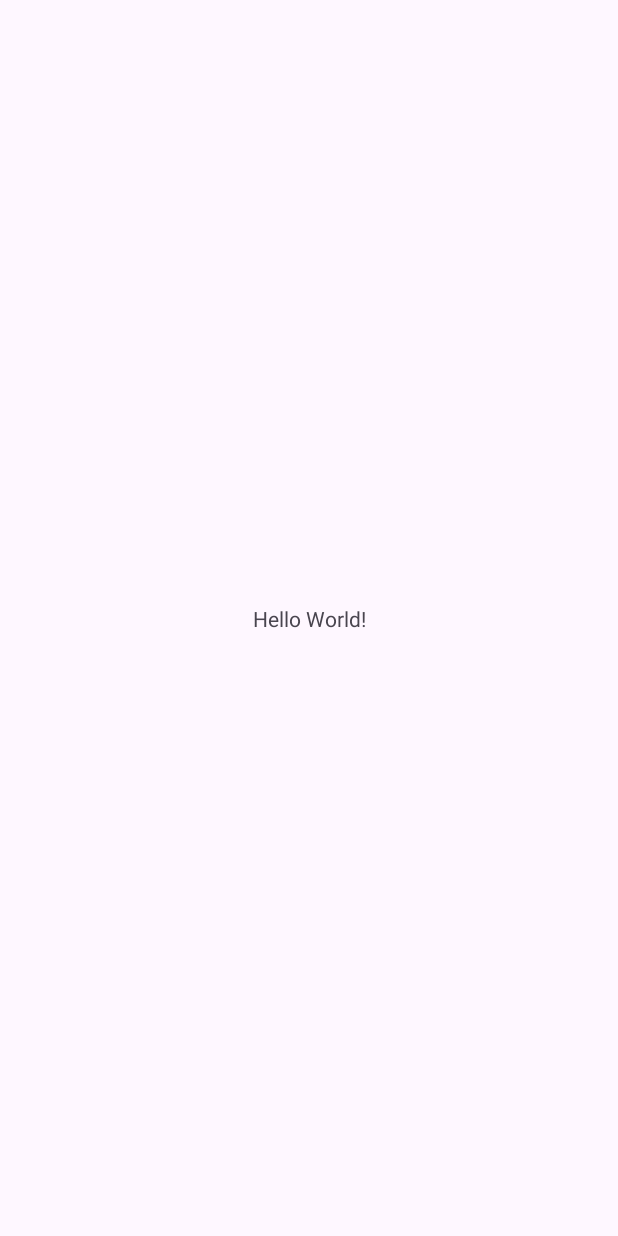
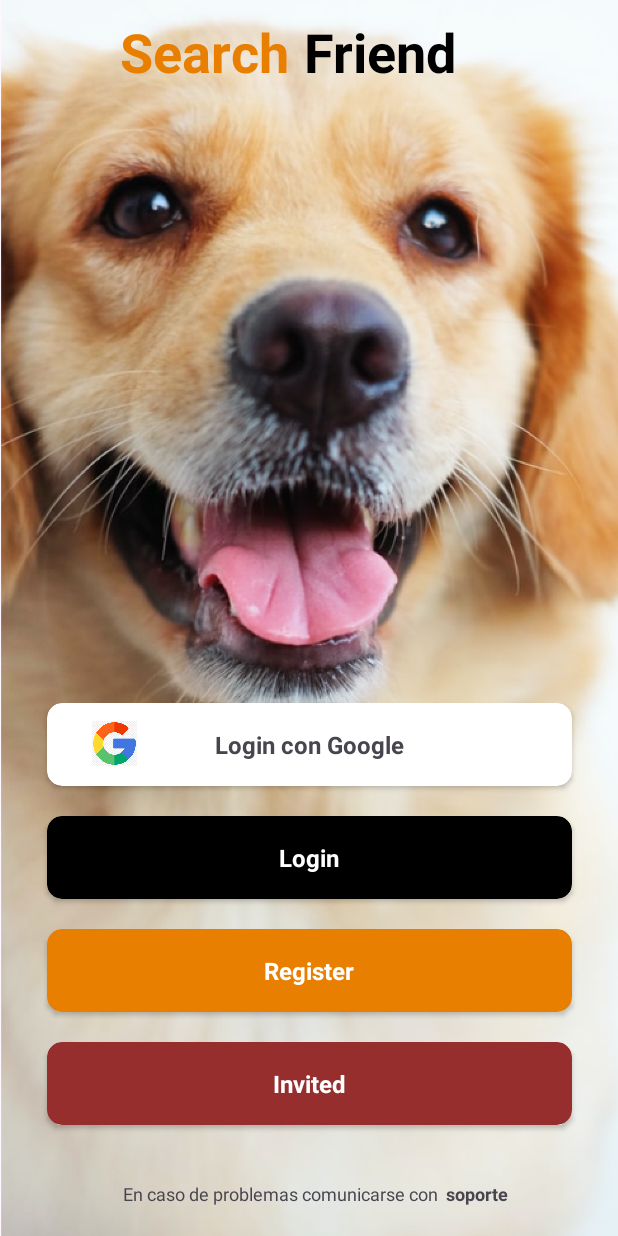
Before and after one commit to ricardosr4/DogsApp, an Android app: the screen it shows after launch (MainActivity before the commit, PreLoginActivity after it), on a phone screen of 412 x 824 dp. Before the commit the screen is almost empty. Run offline under Robolectric (Android 15) with nearby library versions, the phone set to English and light mode, and no system bars.

Commit message:
creacion xml pre login

```diff
--- a/app/src/main/AndroidManifest.xml
+++ b/app/src/main/AndroidManifest.xml
@@ -14,6 +14,9 @@
         tools:targetApi="31">
         <activity
             android:name=".MainActivity"
+            android:exported="false" />
+        <activity
+            android:name=".ui.PreLoginActivity"
             android:exported="true">
             <intent-filter>
                 <action android:name="android.intent.action.MAIN" />
--- /dev/null
+++ b/app/src/main/java/com/example/dogsapp/ui/PreLoginActivity.kt
@@ -0,0 +1,21 @@
+package com.example.dogsapp.ui
+
+import android.os.Bundle
+import androidx.activity.enableEdgeToEdge
+import androidx.appcompat.app.AppCompatActivity
+import androidx.core.view.ViewCompat
+import androidx.core.view.WindowInsetsCompat
+import com.example.dogsapp.R
+
+class PreLoginActivity : AppCompatActivity() {
+    override fun onCreate(savedInstanceState: Bundle?) {
+        super.onCreate(savedInstanceState)
+        enableEdgeToEdge()
+        setContentView(R.layout.activity_pre_login)
+        ViewCompat.setOnApplyWindowInsetsListener(findViewById(R.id.main)) { v, insets ->
+            val systemBars = insets.getInsets(WindowInsetsCompat.Type.systemBars())
+            v.setPadding(systemBars.left, systemBars.top, systemBars.right, systemBars.bottom)
+            insets
+        }
+    }
+}
--- /dev/null
+++ b/app/src/main/res/layout/activity_pre_login.xml
@@ -0,0 +1,169 @@
+<?xml version="1.0" encoding="utf-8"?>
+<androidx.constraintlayout.widget.ConstraintLayout xmlns:android="http://schemas.android.com/apk/res/android"
+    xmlns:app="http://schemas.android.com/apk/res-auto"
+    xmlns:tools="http://schemas.android.com/tools"
+    android:id="@+id/main"
+    android:layout_width="match_parent"
+    android:layout_height="match_parent"
+    tools:context=".ui.PreLoginActivity">
+
+    <ImageView
+        android:id="@+id/img_pre_login"
+        android:layout_width="match_parent"
+        android:layout_height="match_parent"
+        android:contentDescription="@string/imageview"
+        android:scaleType="centerCrop"
+        android:src="@drawable/img_pre_login"
+        app:layout_constraintBottom_toBottomOf="parent"
+        app:layout_constraintEnd_toEndOf="parent"
+        app:layout_constraintStart_toStartOf="parent"
+        app:layout_constraintTop_toTopOf="parent" />
+
+    <TextView
+        android:id="@+id/tv_title_search"
+        android:layout_width="wrap_content"
+        android:layout_height="wrap_content"
+        android:text="@string/search"
+        android:layout_marginStart="80dp"
+        android:layout_marginTop="10dp"
+        android:textColor="@color/title_search"
+        android:textSize="36sp"
+        android:textStyle="bold"
+        app:layout_constraintStart_toStartOf="parent"
+        app:layout_constraintTop_toTopOf="parent" />
+
+    <TextView
+        android:id="@+id/tv_friend"
+        android:layout_width="wrap_content"
+        android:layout_height="wrap_content"
+        android:text="@string/friend"
+        android:layout_marginTop="10dp"
+        android:layout_marginStart="10dp"
+        android:textColor="@color/black"
+        android:textSize="36sp"
+        android:textStyle="bold"
+        app:layout_constraintTop_toTopOf="parent"
+       app:layout_constraintStart_toEndOf="@+id/tv_title_search" />
+
+    <androidx.cardview.widget.CardView
+        android:id="@+id/cv_google"
+        android:layout_width="350dp"
+        android:layout_height="55dp"
+        android:layout_marginBottom="300dp"
+        app:cardCornerRadius="10dp"
+        app:layout_constraintBottom_toBottomOf="parent"
+        app:layout_constraintEnd_toEndOf="parent"
+        app:layout_constraintStart_toStartOf="parent">
+
+        <TextView
+            android:layout_width="wrap_content"
+            android:layout_height="wrap_content"
+            android:layout_gravity="center"
+            android:text="@string/login_con_google"
+            android:textSize="16sp"
+            android:textStyle="bold" />
+
+        <ImageView
+            android:layout_width="30dp"
+            android:layout_height="30dp"
+            android:layout_marginStart="30dp"
+            android:layout_marginTop="12dp"
+            android:contentDescription="@string/imageview"
+            android:src="@drawable/img_google" />
+
+    </androidx.cardview.widget.CardView>
+
+    <androidx.cardview.widget.CardView
+        android:id="@+id/cv_login"
+        android:layout_width="350dp"
+        android:layout_height="55dp"
+        android:layout_marginTop="20dp"
+        android:backgroundTint="@color/black"
+        app:cardCornerRadius="10dp"
+        app:layout_constraintEnd_toEndOf="parent"
+        app:layout_constraintStart_toStartOf="parent"
+        app:layout_constraintTop_toBottomOf="@id/cv_google">
+
+        <TextView
+            android:layout_width="wrap_content"
+            android:layout_height="wrap_content"
+            android:layout_gravity="center"
+            android:text="@string/login"
+            android:textColor="@color/white"
+            android:textSize="16sp"
+            android:textStyle="bold" />
+
+
+    </androidx.cardview.widget.CardView>
+
+    <androidx.cardview.widget.CardView
+        android:id="@+id/cv_Register"
+        android:layout_width="350dp"
+        android:layout_height="55dp"
+        android:layout_marginTop="20dp"
+        android:backgroundTint="@color/btn_register"
+        app:cardCornerRadius="10dp"
+        app:layout_constraintEnd_toEndOf="parent"
+        app:layout_constraintStart_toStartOf="parent"
+        app:layout_constraintTop_toBottomOf="@id/cv_login">
+
+        <TextView
+            android:layout_width="wrap_content"
+            android:layout_height="wrap_content"
+            android:layout_gravity="center"
+            android:text="@string/register"
+            android:textColor="@color/white"
+            android:textSize="16sp"
+            android:textStyle="bold" />
+
+    </androidx.cardview.widget.CardView>
+
+    <androidx.cardview.widget.CardView
+        android:id="@+id/cv_Invited"
+        android:layout_width="350dp"
+        android:layout_height="55dp"
+        android:layout_marginTop="20dp"
+        android:backgroundTint="@color/btn_invited"
+        app:cardCornerRadius="10dp"
+        app:layout_constraintEnd_toEndOf="parent"
+        app:layout_constraintStart_toStartOf="parent"
+        app:layout_constraintTop_toBottomOf="@id/cv_Register">
+
+        <TextView
+            android:layout_width="wrap_content"
+            android:layout_height="wrap_content"
+            android:layout_gravity="center"
+            android:text="@string/invited"
+            android:textColor="@color/white"
+            android:textSize="16sp"
+            android:textStyle="bold" />
+
+    </androidx.cardview.widget.CardView>
+
+
+
+    <TextView
+        android:id="@+id/tv_title_support"
+        android:layout_width="wrap_content"
+        android:layout_height="wrap_content"
+        android:layout_marginEnd="120dp"
+        android:textSize="12sp"
+        android:layout_marginBottom="20dp"
+        android:text="@string/en_caso_de_problemas_comunicarse_con"
+        app:layout_constraintBottom_toBottomOf="parent"
+        app:layout_constraintEnd_toEndOf="parent" />
+
+    <TextView
+
+        android:layout_width="wrap_content"
+        android:layout_height="wrap_content"
+        android:layout_marginStart="5dp"
+        android:layout_marginBottom="20dp"
+        android:text="@string/soporte"
+        android:textStyle="bold"
+        android:textSize="12sp"
+        app:layout_constraintBottom_toBottomOf="parent"
+        app:layout_constraintStart_toEndOf="@+id/tv_title_support" />
+
+
+</androidx.constraintlayout.widget.ConstraintLayout>
--- a/app/src/main/res/values/colors.xml
+++ b/app/src/main/res/values/colors.xml
@@ -2,4 +2,8 @@
 <resources>
     <color name="black">#FF000000</color>
     <color name="white">#FFFFFFFF</color>
+
+    <color name="btn_register">#E97F01</color>
+    <color name="btn_invited">#962E2E</color>
+    <color name="title_search">#E97F01</color>
 </resources>
--- a/app/src/main/res/values/strings.xml
+++ b/app/src/main/res/values/strings.xml
@@ -1,3 +1,15 @@
 <resources>
     <string name="app_name">DogsApp</string>
+    <string name="imageview">imageView</string>
+    <string name="login_con_google">Login con Google</string>
+    <string name="login">Login</string>
+    <string name="register">Register</string>
+    <string name="registrarse">Registrarse</string>
+    <string name="invited">Invited</string>
+    <string name="en_caso_de_problemas">En caso de problemas,</string>
+    <string name="comunicarse_con">comunicarse con</string>
+    <string name="soporte">soporte</string>
+    <string name="friend">Friend</string>
+    <string name="search">Search</string>
+    <string name="en_caso_de_problemas_comunicarse_con">En caso de problemas comunicarse con</string>
 </resources>
```
Also changed, not shown: app/src/main/res/drawable/img_google.png (added), app/src/main/res/drawable/img_pre_login.png (added).
